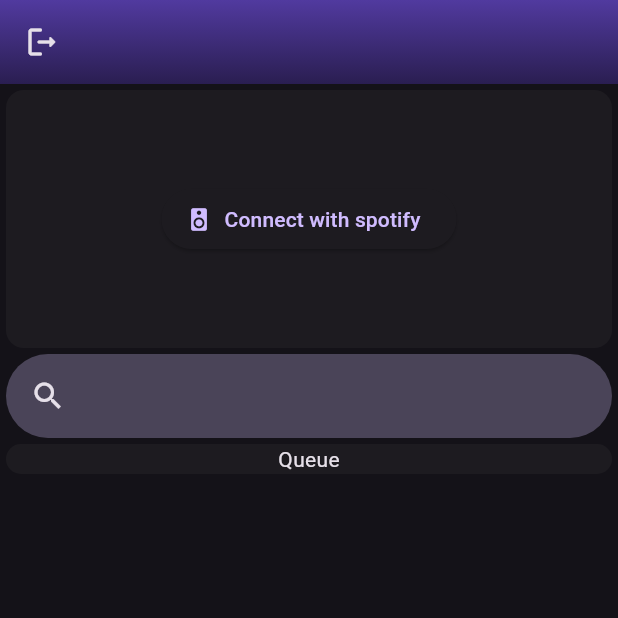
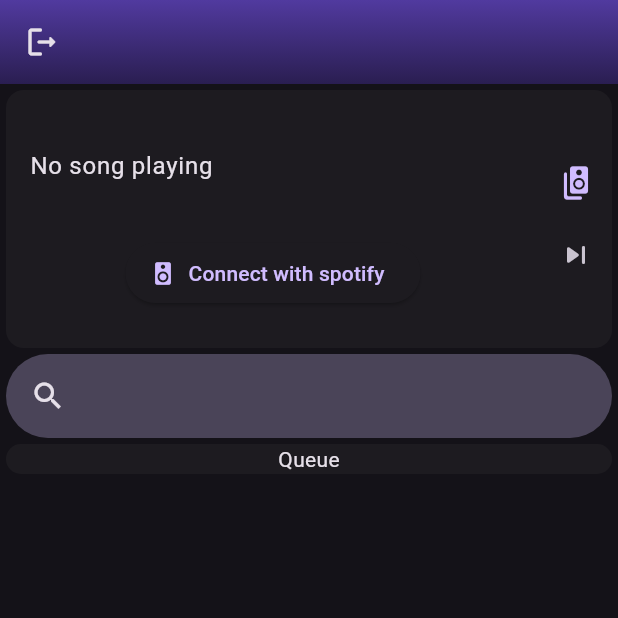
Before and after one commit to ignaciosica/queue, a Flutter app: the screen it shows after launch, after a tap on "Create Room", after a tap on "Connect with spotify", on a phone screen of 412 x 824 dp, the top half of it. Run offline on Flutter 3.47's test engine with Material 2 defaults, Android fonts, the phone set to English and light mode, and no system bars; our stand-ins replace bloc, cached_network_image, cloud_firestore, equatable, firebase_auth, firebase_core and 13 more; missing offline and left inert: firebase_auth_platform_interface, flow_builder, spotify_sdk, workmanager; accounts and stored records are empty; network calls fail; statements that could not run were skipped.

Commit message:
[dev] progress with background task, stream player state

```diff
--- a/QueueMobileApp/lib/screens/room/widgets/now_playing_tile.dart
+++ b/QueueMobileApp/lib/screens/room/widgets/now_playing_tile.dart
@@ -20,9 +20,9 @@
           final playerState = room?['player_state'] as Map?;
           final uid = FirebaseAuth.instance.currentUser!.uid;
 
-          if (room == null || room.isEmpty || playerState == null || playerState.isEmpty) {
-            return const NowPlayingTileDummy();
-          }
+          // if (room == null || room.isEmpty || playerState == null || playerState.isEmpty) {
+          //   return const NowPlayingTileDummy();
+          // }
 
           return SizedBox(
             height: 180,
@@ -32,9 +32,15 @@
                 child: Row(
                   children: [
                     Expanded(
-                      child: ListTile(
-                        title: Text(playerState['name']),
-                        subtitle: Text((playerState['artists'] as List).join(', ')),
+                      child: Column(
+                        mainAxisAlignment: MainAxisAlignment.center,
+                        children: [
+                          ListTile(
+                            title: Text(playerState?['name'] ?? 'No song playing'),
+                            subtitle: Text(((playerState?['artists'] ?? []) as List).join(', ')),
+                          ),
+                          StartPlayerButton(),
+                        ],
                       ),
                     ),
                     Column(
@@ -43,14 +49,14 @@
                         const SelectPlayerDrowpdown(),
                         IconButton(
                             onPressed: () {
-                              room['skip'].contains(uid)
+                              room?['skip'].contains(uid)
                                   ? queueService.unSkip()
                                   : queueService.skip();
                             },
                             icon: const Icon(Icons.skip_next_rounded)),
                         ExpandedSection(
-                          expand: room['skip'].contains(uid),
-                          child: Text(room['skip'].length.toString()),
+                          expand: room?['skip'].contains(uid),
+                          child: Text(room?['skip'].length.toString() ?? '0'),
                         ),
                       ],
                     ),
@@ -62,18 +68,3 @@
         });
   }
 }
-
-class NowPlayingTileDummy extends StatelessWidget {
-  const NowPlayingTileDummy({super.key});
-
-  @override
-  Widget build(BuildContext context) {
-    return const SizedBox(
-      height: 180,
-      child: Card(
-        shadowColor: Colors.transparent,
-        child: Center(child: StartPlayerButton()),
-      ),
-    );
-  }
-}
--- a/QueueMobileApp/lib/screens/room/widgets/start_player_button.dart
+++ b/QueueMobileApp/lib/screens/room/widgets/start_player_button.dart
@@ -23,19 +23,17 @@
           return const SizedBox.shrink();
         }
 
+        if (kDebugMode) print('roomData:${snapshot.data}');
+
         return ElevatedButton.icon(
           onPressed: () {
-            if (kDebugMode) print('before task:${DateTime.now()}');
-            Workmanager().registerOneOffTask(
-              '1',
-              'background_task',
-              // inputData: {
-              //   //'room': BlocProvider.of<RoomCubit>(context).state.roomId,
-              //   'clientId': dotenv.env['client_id'],
-              //   'redirectUrl': dotenv.env['redirect_url'],
-              // },
-            );
-            if (kDebugMode) print('after task:${DateTime.now()}');
+            Workmanager().registerOneOffTask('1', 'background_task', inputData: {
+              'roomId': snapshot.data['id'],
+            }
+                //   'clientId': dotenv.env['client_id'],
+                //   'redirectUrl': dotenv.env['redirect_url'],
+                // },
+                );
           },
           icon: const Icon(Icons.speaker_rounded),
           label: const Text('Connect with spotify'),
```
Also changed, not shown: QueueMobileApp/lib/app/background_task.dart (+37 -12 lines).
